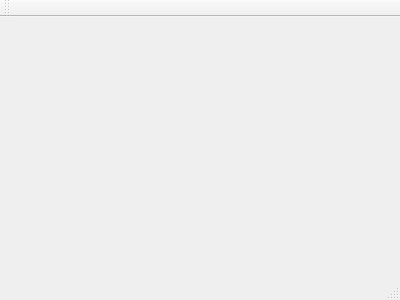
This is mainwindow.ui in rawanabbas/Mercury as Qt 5 draws it before an edit. The edited form follows.
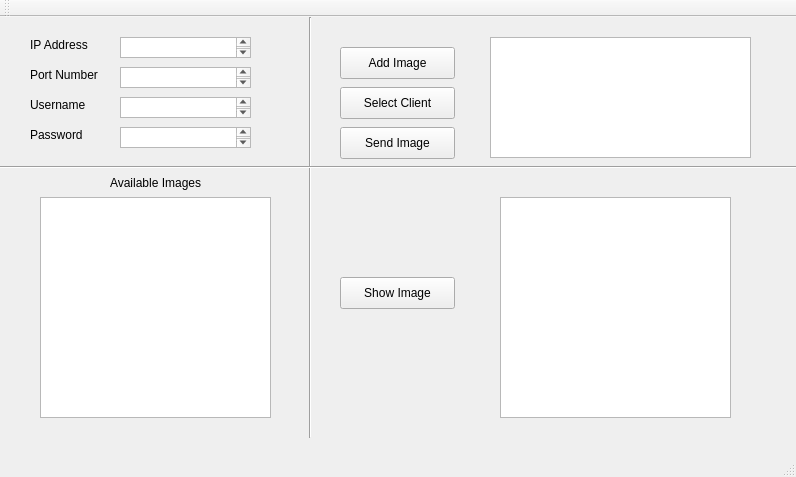
This is the edited form.

```diff
--- a/mainwindow.ui
+++ b/mainwindow.ui
@@ -1,24 +1,253 @@
 <ui version="4.0">
  <class>MainWindow</class>
- <widget class="QMainWindow" name="MainWindow" >
-  <property name="geometry" >
+ <widget class="QMainWindow" name="MainWindow">
+  <property name="geometry">
    <rect>
     <x>0</x>
     <y>0</y>
-    <width>400</width>
-    <height>300</height>
+    <width>796</width>
+    <height>477</height>
    </rect>
   </property>
   <property name="windowTitle" >
    <string>MainWindow</string>
   </property>
-  <widget class="QMenuBar" name="menuBar" />
-  <widget class="QToolBar" name="mainToolBar" />
-  <widget class="QWidget" name="centralWidget" />
-  <widget class="QStatusBar" name="statusBar" />
+  <widget class="QWidget" name="centralWidget">
+   <widget class="QTextEdit" name="textEdit">
+    <property name="geometry">
+     <rect>
+      <x>120</x>
+      <y>20</y>
+      <width>131</width>
+      <height>21</height>
+     </rect>
+    </property>
+   </widget>
+   <widget class="QLabel" name="label">
+    <property name="geometry">
+     <rect>
+      <x>30</x>
+      <y>20</y>
+      <width>59</width>
+      <height>16</height>
+     </rect>
+    </property>
+    <property name="text">
+     <string>IP Address</string>
+    </property>
+   </widget>
+   <widget class="QLabel" name="label_2">
+    <property name="geometry">
+     <rect>
+      <x>30</x>
+      <y>50</y>
+      <width>81</width>
+      <height>16</height>
+     </rect>
+    </property>
+    <property name="text">
+     <string>Port Number</string>
+    </property>
+   </widget>
+   <widget class="QTextEdit" name="textEdit_2">
+    <property name="geometry">
+     <rect>
+      <x>120</x>
+      <y>50</y>
+      <width>131</width>
+      <height>21</height>
+     </rect>
+    </property>
+   </widget>
+   <widget class="QLabel" name="label_3">
+    <property name="geometry">
+     <rect>
+      <x>30</x>
+      <y>80</y>
+      <width>71</width>
+      <height>16</height>
+     </rect>
+    </property>
+    <property name="text">
+     <string>Username</string>
+    </property>
+   </widget>
+   <widget class="QTextEdit" name="textEdit_3">
+    <property name="geometry">
+     <rect>
+      <x>120</x>
+      <y>80</y>
+      <width>131</width>
+      <height>21</height>
+     </rect>
+    </property>
+   </widget>
+   <widget class="QLabel" name="label_4">
+    <property name="geometry">
+     <rect>
+      <x>30</x>
+      <y>110</y>
+      <width>71</width>
+      <height>16</height>
+     </rect>
+    </property>
+    <property name="text">
+     <string>Password</string>
+    </property>
+   </widget>
+   <widget class="QTextEdit" name="textEdit_4">
+    <property name="geometry">
+     <rect>
+      <x>120</x>
+      <y>110</y>
+      <width>131</width>
+      <height>21</height>
+     </rect>
+    </property>
+   </widget>
+   <widget class="QGraphicsView" name="graphicsView">
+    <property name="geometry">
+     <rect>
+      <x>40</x>
+      <y>180</y>
+      <width>231</width>
+      <height>221</height>
+     </rect>
+    </property>
+   </widget>
+   <widget class="QLabel" name="label_5">
+    <property name="geometry">
+     <rect>
+      <x>110</x>
+      <y>140</y>
+      <width>121</width>
+      <height>51</height>
+     </rect>
+    </property>
+    <property name="text">
+     <string>Available Images </string>
+    </property>
+   </widget>
+   <widget class="QPushButton" name="pushButton">
+    <property name="geometry">
+     <rect>
+      <x>340</x>
+      <y>30</y>
+      <width>115</width>
+      <height>32</height>
+     </rect>
+    </property>
+    <property name="text">
+     <string>Add Image</string>
+    </property>
+   </widget>
+   <widget class="QPushButton" name="pushButton_2">
+    <property name="geometry">
+     <rect>
+      <x>340</x>
+      <y>70</y>
+      <width>115</width>
+      <height>32</height>
+     </rect>
+    </property>
+    <property name="text">
+     <string>Select Client</string>
+    </property>
+   </widget>
+   <widget class="QPushButton" name="pushButton_3">
+    <property name="geometry">
+     <rect>
+      <x>340</x>
+      <y>110</y>
+      <width>115</width>
+      <height>32</height>
+     </rect>
+    </property>
+    <property name="text">
+     <string>Send Image</string>
+    </property>
+   </widget>
+   <widget class="QListWidget" name="listWidget">
+    <property name="geometry">
+     <rect>
+      <x>490</x>
+      <y>20</y>
+      <width>261</width>
+      <height>121</height>
+     </rect>
+    </property>
+   </widget>
+   <widget class="Line" name="line">
+    <property name="geometry">
+     <rect>
+      <x>300</x>
+      <y>0</y>
+      <width>20</width>
+      <height>421</height>
+     </rect>
+    </property>
+    <property name="orientation">
+     <enum>Qt::Vertical</enum>
+    </property>
+   </widget>
+   <widget class="Line" name="line_2">
+    <property name="geometry">
+     <rect>
+      <x>0</x>
+      <y>140</y>
+      <width>801</width>
+      <height>20</height>
+     </rect>
+    </property>
+    <property name="orientation">
+     <enum>Qt::Horizontal</enum>
+    </property>
+   </widget>
+   <widget class="QPushButton" name="pushButton_4">
+    <property name="geometry">
+     <rect>
+      <x>340</x>
+      <y>260</y>
+      <width>115</width>
+      <height>32</height>
+     </rect>
+    </property>
+    <property name="text">
+     <string>Show Image</string>
+    </property>
+   </widget>
+   <widget class="QGraphicsView" name="graphicsView_2">
+    <property name="geometry">
+     <rect>
+      <x>500</x>
+      <y>180</y>
+      <width>231</width>
+      <height>221</height>
+     </rect>
+    </property>
+   </widget>
+  </widget>
+  <widget class="QMenuBar" name="menuBar">
+   <property name="geometry">
+    <rect>
+     <x>0</x>
+     <y>0</y>
+     <width>796</width>
+     <height>22</height>
+    </rect>
+   </property>
+  </widget>
+  <widget class="QToolBar" name="mainToolBar">
+   <attribute name="toolBarArea">
+    <enum>TopToolBarArea</enum>
+   </attribute>
+   <attribute name="toolBarBreak">
+    <bool>false</bool>
+   </attribute>
+  </widget>
+  <widget class="QStatusBar" name="statusBar"/>
  </widget>
- <layoutDefault spacing="6" margin="11" />
- <pixmapfunction></pixmapfunction>
+ <layoutdefault spacing="6" margin="11"/>
  <resources/>
  <connections/>
 </ui>
```
Left out of the diff: 3 changed lines with no effect on the pictures.
